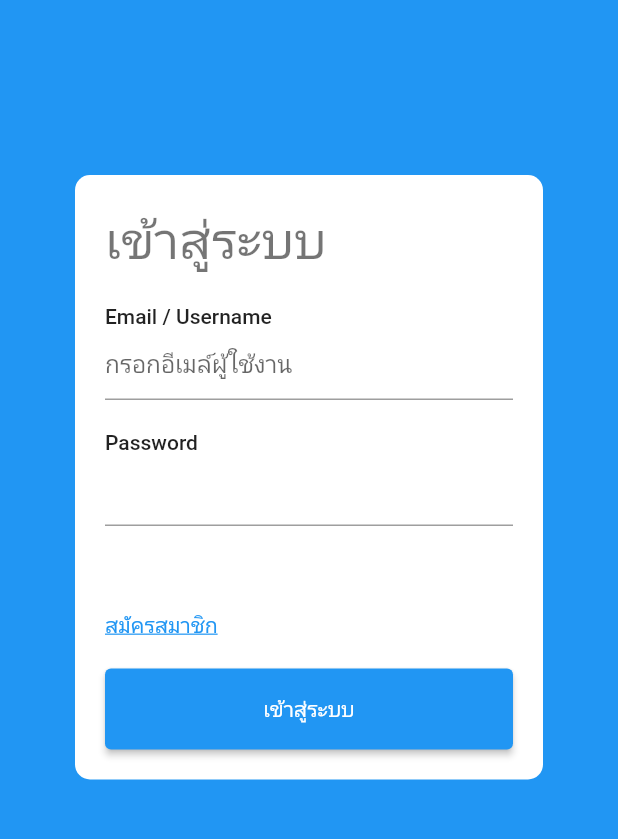
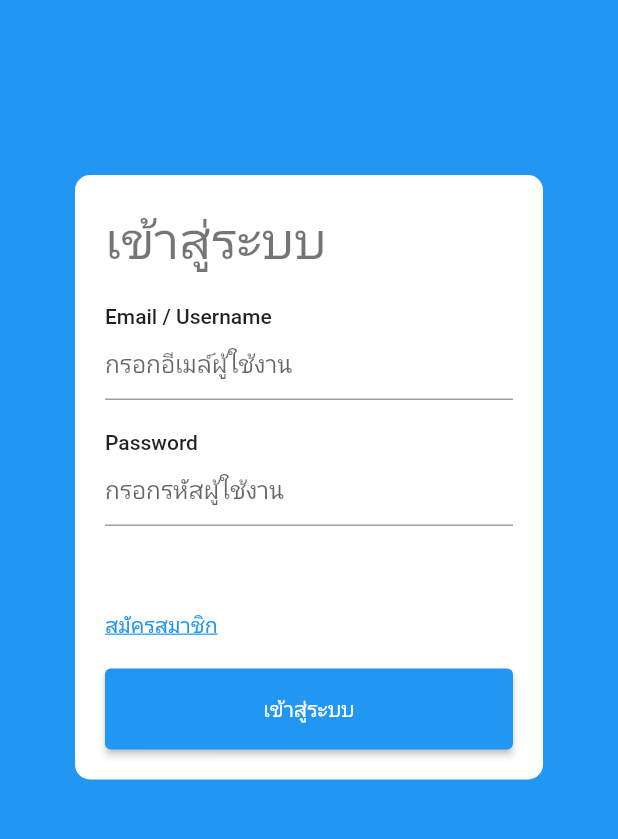
Before and after one commit to Mikku44/HiddenGemTask, a Flutter app: the screen it shows after launch, on a phone screen of 412 x 824 dp, the part 59-898 px from its top. Run offline on Flutter 3.47's test engine with Material 2 defaults, Android fonts, the phone set to English and light mode, and no system bars; our stand-ins replace email_validator, firebase_core, firebase_database; missing offline and left inert: firebase_core_web; accounts and stored records are empty.

```diff
--- a/lib/login.dart
+++ b/lib/login.dart
@@ -53,7 +53,8 @@ class _LoginPageState extends State<LoginPage> {
               TextField(
                 controller: passController,
                 obscureText: true,
-
+               decoration:
+                    const InputDecoration(hintText: "กรอกรหัสผู้ใช้งาน"),
 
               ),
               const SizedBox(
--- a/lib/main.dart
+++ b/lib/main.dart
@@ -56,7 +56,7 @@ class MyHomePage extends StatefulWidget {
 }
 
 class _MyHomePageState extends State<MyHomePage> {
-  int _counter = 0;
+
   double _bmi = 0;
   String criteria = 'เกณฑ์ที่วัดได้';
   final PageController controller = PageController();
@@ -182,7 +182,7 @@ class _MyHomePageState extends State<MyHomePage> {
           tooltip: 'Logout',
           child: const Icon(
             Icons.logout_rounded,
-          ), // This trailing comma makes auto-formatting nicer for build methods.
+          ),
         ));
   }
 }
--- a/lib/register.dart
+++ b/lib/register.dart
@@ -80,7 +80,7 @@ class _RegisterPageState extends State<RegisterPage> {
               TextField(
                 controller: usernameController,
                 decoration: const InputDecoration(hintText: "กรอกอีเมล์"),
-                keyboardType: TextInputType.email,
+                keyboardType: TextInputType.emailAddress,
               ),
               const SizedBox(
                 height: 20,
--- a/pubspec.yaml
+++ b/pubspec.yaml
@@ -40,6 +40,7 @@ dependencies:
   crypto: ^3.0.3
   email_validator: ^2.1.17
   path_provider: ^2.1.1
+
 
 dev_dependencies:
   flutter_test:
```
Also changed, not shown: 5 other files.
